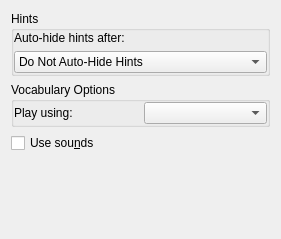
This is src/mainsettingswidget.ui in KDE/kanagram as Qt 5 draws it before an edit. The edited form follows.
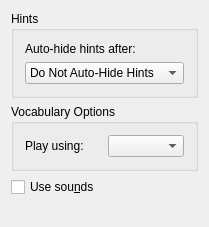
This is the edited form.

The edit to the form file:
```diff
--- a/src/mainsettingswidget.ui
+++ b/src/mainsettingswidget.ui
@@ -5,8 +5,8 @@
    <rect>
     <x>0</x>
     <y>0</y>
-    <width>281</width>
-    <height>239</height>
+    <width>209</width>
+    <height>227</height>
    </rect>
   </property>
   <property name="windowTitle" >
@@ -16,42 +16,12 @@
    <string>This setting allows you to set the length of time Kanagram's hint bubble is shown.</string>
   </property>
   <layout class="QVBoxLayout" >
-   <property name="spacing" >
-    <number>6</number>
-   </property>
-   <property name="leftMargin" >
-    <number>11</number>
-   </property>
-   <property name="topMargin" >
-    <number>11</number>
-   </property>
-   <property name="rightMargin" >
-    <number>11</number>
-   </property>
-   <property name="bottomMargin" >
-    <number>11</number>
-   </property>
    <item>
     <widget class="QGroupBox" name="groupBox1" >
      <property name="title" >
       <string>Hints</string>
      </property>
      <layout class="QVBoxLayout" >
-      <property name="spacing" >
-       <number>6</number>
-      </property>
-      <property name="leftMargin" >
-       <number>0</number>
-      </property>
-      <property name="topMargin" >
-       <number>0</number>
-      </property>
-      <property name="rightMargin" >
-       <number>0</number>
-      </property>
-      <property name="bottomMargin" >
-       <number>0</number>
-      </property>
       <item>
        <widget class="QLabel" name="textLabel1_2" >
         <property name="text" >
@@ -97,38 +67,8 @@
       <string>Vocabulary Options</string>
      </property>
      <layout class="QVBoxLayout" >
-      <property name="spacing" >
-       <number>6</number>
-      </property>
-      <property name="leftMargin" >
-       <number>0</number>
-      </property>
-      <property name="topMargin" >
-       <number>0</number>
-      </property>
-      <property name="rightMargin" >
-       <number>0</number>
-      </property>
-      <property name="bottomMargin" >
-       <number>0</number>
-      </property>
       <item>
        <layout class="QHBoxLayout" >
-        <property name="spacing" >
-         <number>6</number>
-        </property>
-        <property name="leftMargin" >
-         <number>0</number>
-        </property>
-        <property name="topMargin" >
-         <number>0</number>
-        </property>
-        <property name="rightMargin" >
-         <number>0</number>
-        </property>
-        <property name="bottomMargin" >
-         <number>0</number>
-        </property>
         <item>
          <widget class="QLabel" name="textLabel1" >
           <property name="text" >
```
